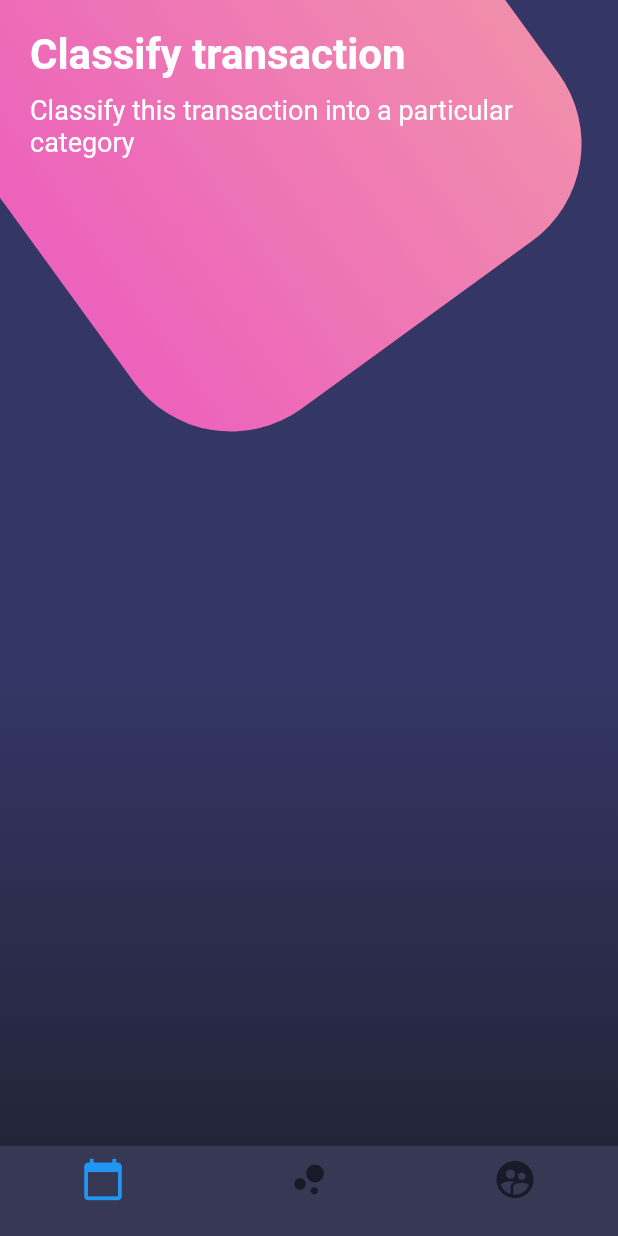
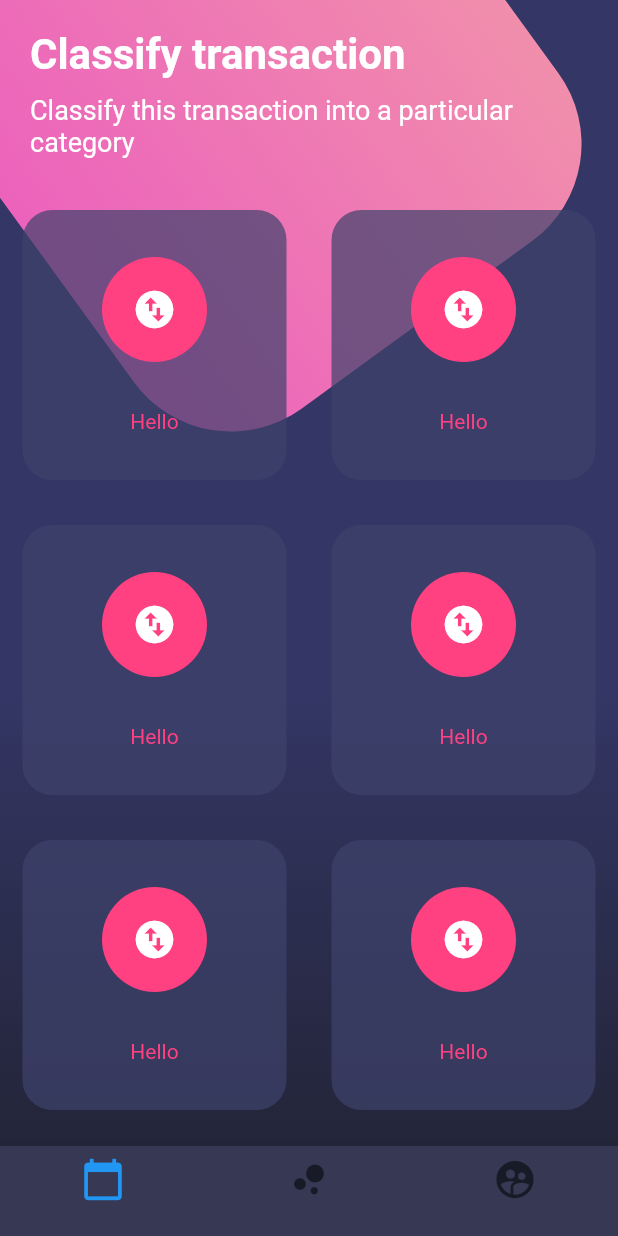
Before and after one commit to dtoledoz0207/flutter-designs, a Flutter app: the screen it shows after launch, on a phone screen of 412 x 824 dp. Run offline on Flutter 3.47's test engine with Material 2 defaults, Android fonts, the phone set to English and light mode, and no system bars.

Commit message:
Advanced Design - part-3
Create Table and TableRow Widgets to show roundedButtons items.

```diff
--- a/lib/src/pages/advanced_page.dart
+++ b/lib/src/pages/advanced_page.dart
@@ -12,7 +12,8 @@ class AdvancedPage extends StatelessWidget {
           SingleChildScrollView(
             child: Column(
               children: <Widget>[
-                _titles()
+                _titles(),
+                _tableRoundedButtons()
               ],
             ),
           )
@@ -82,6 +83,61 @@ class AdvancedPage extends StatelessWidget {
     );
   }
 
+  Widget _tableRoundedButtons() {
+    return Table(
+      children: <TableRow>[
+        TableRow(
+          children: <Widget> [
+            _createRoundedButton(),
+            _createRoundedButton()
+          ]
+        ),
+        TableRow(
+          children: <Widget> [
+            _createRoundedButton(),
+            _createRoundedButton()
+          ]
+        ),
+        TableRow(
+          children: <Widget> [
+            _createRoundedButton(),
+            _createRoundedButton()
+          ]
+        ),
+        TableRow(
+          children: <Widget> [
+            _createRoundedButton(),
+            _createRoundedButton()
+          ]
+        )
+      ],
+    );
+  }
+
+  Widget _createRoundedButton() {
+    return Container(
+      height: 180.0,
+      margin: EdgeInsets.all(15.0),
+      decoration: BoxDecoration(
+        color: Color.fromRGBO(62, 66, 107, 0.7),
+        borderRadius: BorderRadius.circular(20.0)
+      ),
+      child: Column(
+        mainAxisAlignment: MainAxisAlignment.spaceEvenly,
+        children: <Widget>[
+          //SizedBox(height: 5.0),
+          CircleAvatar(
+            backgroundColor: Colors.pinkAccent,
+            radius: 35.0,
+            child: Icon(Icons.swap_vertical_circle, color: Colors.white, size: 30.0),
+          ),
+          Text('Hello', style: TextStyle(color: Colors.pinkAccent)),
+          //SizedBox(height: 5.0)
+        ],
+      ),
+    );
+  }
+
   Widget _bottomNavigationBar(BuildContext context) {
     return new Theme(
       data: Theme.of(context).copyWith(
```
